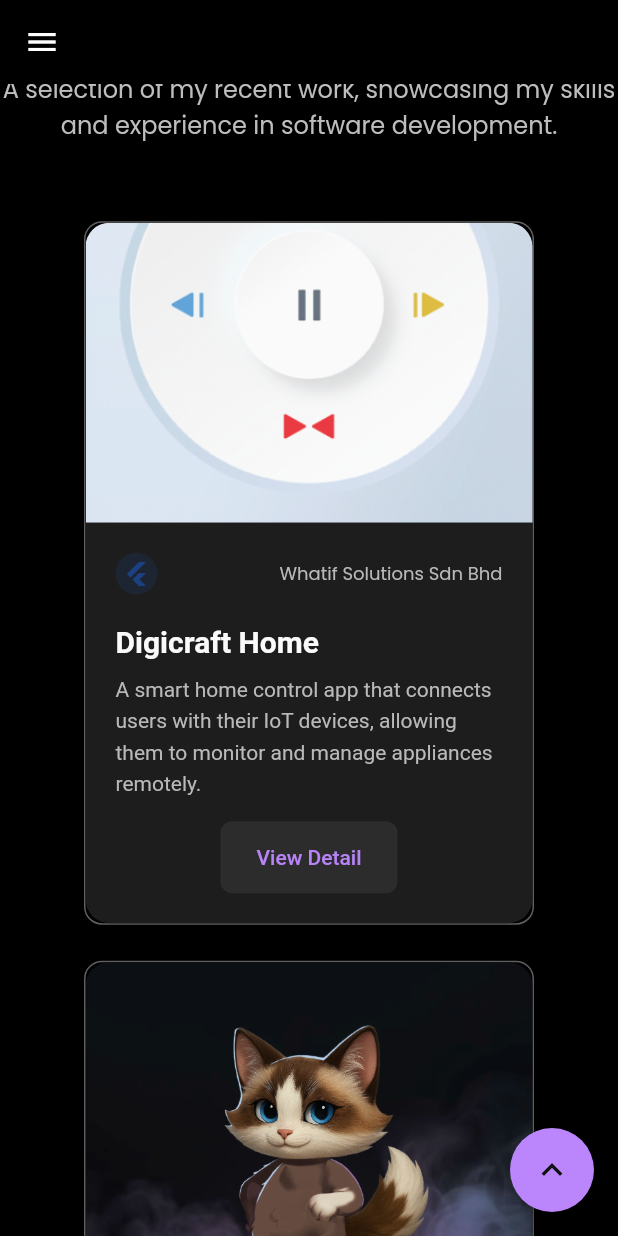
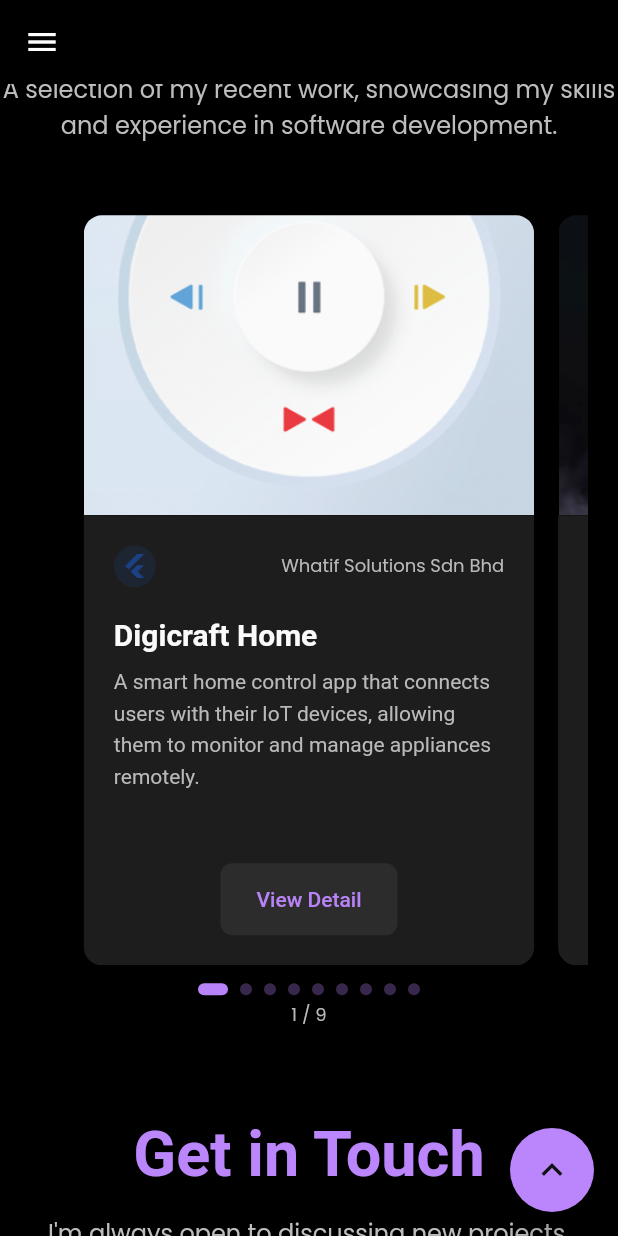
Before and after one commit to htetwai18/my_portfolio, a Flutter app: the screen it shows after launch, scrolled down 2880 dp, on a phone screen of 412 x 824 dp. Run offline on Flutter 3.47's test engine with Material 3 defaults, Android fonts, the phone set to English and light mode, and no system bars; our stand-ins replace animated_text_kit, font_awesome_flutter, google_fonts, loading_animation_widget; missing offline and left inert: dart:html, device_frame_plus; Roboto replaces fonts that are missing (Oxanium).

Commit message:
mobile view adjust

```diff
--- a/lib/pages/experience.dart
+++ b/lib/pages/experience.dart
@@ -208,8 +208,8 @@ class _ExperienceCard extends StatelessWidget {
                 child: Row(
                   crossAxisAlignment: CrossAxisAlignment.start,
                   children: [
-                    Icon(Icons.check_circle,
-                        color: const Color(0xFFBB86FC), size: 16),
+                    const Icon(Icons.check_circle,
+                        color:  Color(0xFFBB86FC), size: 16),
                     const SizedBox(width: 8),
                     Expanded(
                         child: Text(resp,
--- a/lib/pages/hero_section.dart
+++ b/lib/pages/hero_section.dart
@@ -518,6 +518,8 @@ class _HeroSectionState extends State<HeroSection>
   bool _isProfilePrecached = false;
   bool _typewriterDone = false;
   bool _isSending = false;
+  PageController? _projectsPageController;
+  int _currentProjectIndex = 0;
   @override
   void initState() {
     super.initState();
@@ -581,6 +583,8 @@ class _HeroSectionState extends State<HeroSection>
     WidgetsBinding.instance.addPostFrameCallback((_) {
       _precacheProfileImage();
     });
+
+    _projectsPageController = PageController(viewportFraction: 0.85);
   }
 
   Future<void> _precacheProfileImage() async {
@@ -630,6 +634,7 @@ class _HeroSectionState extends State<HeroSection>
     _educationController.dispose();
     _projectsController.dispose();
     _contactController.dispose();
+    _projectsPageController?.dispose();
     _scrollController.dispose();
     _nameController.dispose();
     _emailController.dispose();
@@ -1145,7 +1150,7 @@ class _HeroSectionState extends State<HeroSection>
                         ),
                       ),
                     ),
-                    const SizedBox(height: 100),
+                    const SizedBox(height: 60),
                     // Contact section
                     Container(
                       key: _contactKey,
@@ -1425,12 +1430,65 @@ class _HeroSectionState extends State<HeroSection>
   }
 
   Widget _buildProjectsGrid() {
-    return Wrap(
-      spacing: 24, // Horizontal space between cards
-      runSpacing: 24, // Vertical space between cards
-      alignment: WrapAlignment.center,
-      children:
-          _projects.map((project) => ProjectCard(project: project)).toList(),
+    final Size screenSize = MediaQuery.of(context).size;
+    final bool isDesktop = screenSize.width > 800;
+
+    if (isDesktop) {
+      return Wrap(
+        spacing: 30,
+        runSpacing: 0,
+        alignment: WrapAlignment.center,
+        children:
+            _projects.map((project) => ProjectCard(project: project)).toList(),
+      );
+    }
+
+    // Mobile: horizontal pager with indicator
+    return Column(
+      children: [
+        SizedBox(
+          height: 500,
+          child: PageView.builder(
+            controller: _projectsPageController,
+            itemCount: _projects.length,
+            onPageChanged: (index) {
+              setState(() {
+                _currentProjectIndex = index;
+              });
+            },
+            itemBuilder: (context, index) {
+              return Padding(
+                padding: const EdgeInsets.symmetric(horizontal: 8.0),
+                child: ProjectCard(project: _projects[index]),
+              );
+            },
+          ),
+        ),
+        const SizedBox(height: 12),
+        Row(
+          mainAxisAlignment: MainAxisAlignment.center,
+          children: List.generate(_projects.length, (i) {
+            final bool isActive = i == _currentProjectIndex;
+            return AnimatedContainer(
+              duration: const Duration(milliseconds: 250),
+              margin: const EdgeInsets.symmetric(horizontal: 4),
+              width: isActive ? 20 : 8,
+              height: 8,
+              decoration: BoxDecoration(
+                color: isActive
+                    ? const Color(0xFFBB86FC)
+                    : const Color(0xFFBB86FC).withOpacity(0.3),
+                borderRadius: BorderRadius.circular(8),
+              ),
+            );
+          }),
+        ),
+        const SizedBox(height: 4),
+        Text(
+          '${_currentProjectIndex + 1} / ${_projects.length}',
+          style: GoogleFonts.poppins(color: Colors.grey[400], fontSize: 12),
+        ),
+      ],
     );
   }
 
@@ -1461,7 +1519,7 @@ class _HeroSectionState extends State<HeroSection>
 
   Widget _buildFormCard(BuildContext context) {
     final Size screenSize = MediaQuery.of(context).size;
-    final bool isDesktop = screenSize.width > 960;
+    final bool isDesktop = screenSize.width > 800;
     return Container(
       width: isDesktop ? (screenSize.width) / 2 : null,
       margin: isDesktop
@@ -1589,7 +1647,7 @@ class _HeroSectionState extends State<HeroSection>
 
   Widget _buildContactFooter(BuildContext context) {
     final Size screenSize = MediaQuery.of(context).size;
-    final bool isDesktop = screenSize.width > 960;
+    final bool isDesktop = screenSize.width > 800;
 
     Future<void> _launchUrl(String url) async {
       final Uri uri = Uri.parse(url);
--- a/lib/pages/project.dart
+++ b/lib/pages/project.dart
@@ -57,6 +57,8 @@ class _ProjectCardState extends State<ProjectCard> {
 
   @override
   Widget build(BuildContext context) {
+    final Size screenSize = MediaQuery.of(context).size;
+    final bool isDesktop = screenSize.width > 800;
     return MouseRegion(
       onEnter: (_) => setState(() => _isHovered = true),
       onExit: (_) => setState(() => _isHovered = false),
@@ -64,10 +66,11 @@ class _ProjectCardState extends State<ProjectCard> {
         duration: const Duration(milliseconds: 200),
         curve: Curves.easeInOut,
         width: 300,
+        height: 500,
         decoration: BoxDecoration(
           color: Colors.transparent,
           borderRadius: BorderRadius.circular(12.0),
-          border: Border.all(color: Colors.grey.shade700),
+          // border: Border.all(color: Colors.grey.shade700),
           boxShadow: [
             BoxShadow(
               color: Colors.black.withOpacity(0.3),
@@ -84,8 +87,8 @@ class _ProjectCardState extends State<ProjectCard> {
           children: [
             ClipRRect(
               borderRadius: const BorderRadius.only(
-                topLeft: Radius.circular(16.0),
-                topRight: Radius.circular(16.0),
+                topLeft: Radius.circular(12.0),
+                topRight: Radius.circular(12.0),
               ),
               child: Image.asset(
                 widget.project.imagePath,
@@ -103,11 +106,12 @@ class _ProjectCardState extends State<ProjectCard> {
               ),
             ),
             Container(
+              height: isDesktop ? null : 300,
               decoration: const BoxDecoration(
                   color: Color(0xFF1E1E1E),
                   borderRadius: BorderRadius.only(
-                      bottomRight: Radius.circular(16),
-                      bottomLeft: Radius.circular(16))),
+                      bottomRight: Radius.circular(12),
+                      bottomLeft: Radius.circular(12))),
               padding: const EdgeInsets.all(20.0),
               child: Column(
                 crossAxisAlignment: CrossAxisAlignment.start,
@@ -141,6 +145,7 @@ class _ProjectCardState extends State<ProjectCard> {
                     style: TextStyle(color: Colors.grey[400], height: 1.5),
                   ),
                   const SizedBox(height: 16),
+                  if (!isDesktop) const Spacer(),
                   Row(
                     mainAxisAlignment: MainAxisAlignment.center,
                     children: [
--- a/lib/pages/project_detail.dart
+++ b/lib/pages/project_detail.dart
@@ -117,7 +117,7 @@ class _ProjectDetailPageState extends State<ProjectDetailPage> {
   @override
   Widget build(BuildContext context) {
     final Size screenSize = MediaQuery.of(context).size;
-    final bool isDesktop = screenSize.width > 400; // Arbitrary breakpoint
+    final bool isDesktop = screenSize.width > 800; // Arbitrary breakpoint
     return WillPopScope(
       onWillPop: () async {
         return false;
@@ -389,7 +389,7 @@ class _ProjectDetailPageState extends State<ProjectDetailPage> {
     return LayoutBuilder(
       builder: (context, constraints) {
         final Size screenSize = MediaQuery.of(context).size;
-        final bool isDesktop = screenSize.width > 820;
+        final bool isDesktop = screenSize.width > 800;
         return isDesktop
             ? GridView.count(
                 crossAxisCount: 2,
```
